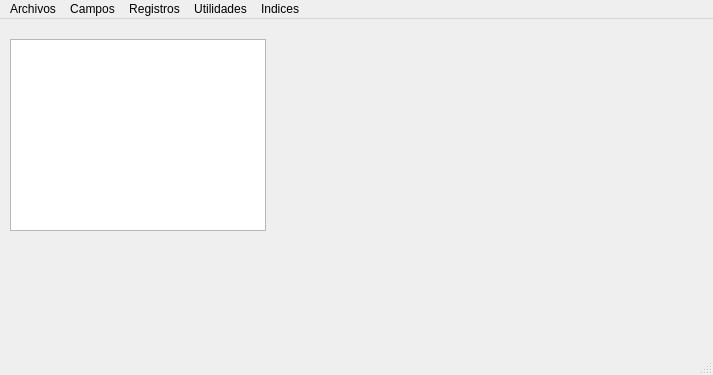
This is Access/mainwindow.ui in dacm26/Proy_Orga as Qt 5 draws it before an edit. The edited form follows.
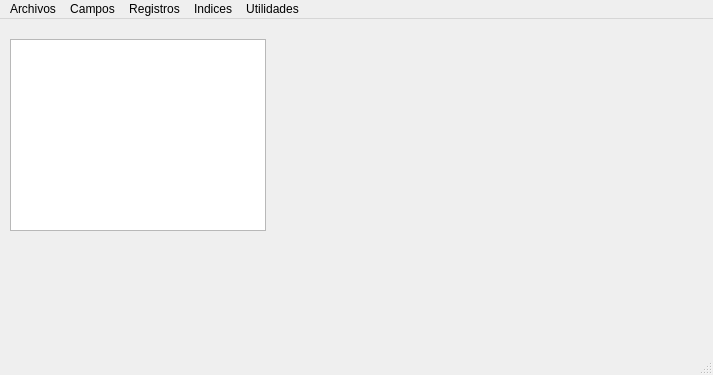
This is the edited form.

Patch:
```diff
--- a/Access/mainwindow.ui
+++ b/Access/mainwindow.ui
@@ -81,8 +81,8 @@
    <addaction name="menuArchivos"/>
    <addaction name="menuCampos"/>
    <addaction name="menuRegistros"/>
-   <addaction name="menuUtilidades"/>
    <addaction name="menuIndices"/>
+   <addaction name="menuUtilidades"/>
   </widget>
   <widget class="QStatusBar" name="statusBar"/>
   <action name="actionNuevo">
```
Left out of the diff: 18 changed lines with no effect on the pictures.
